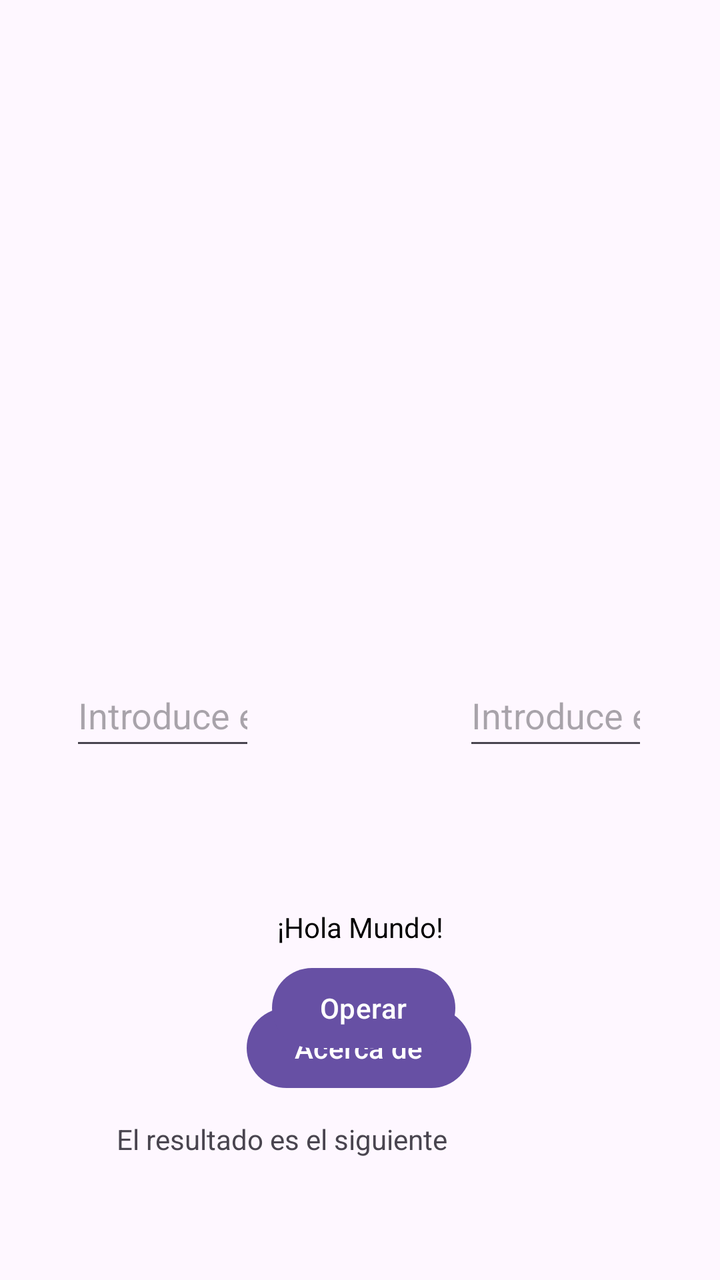
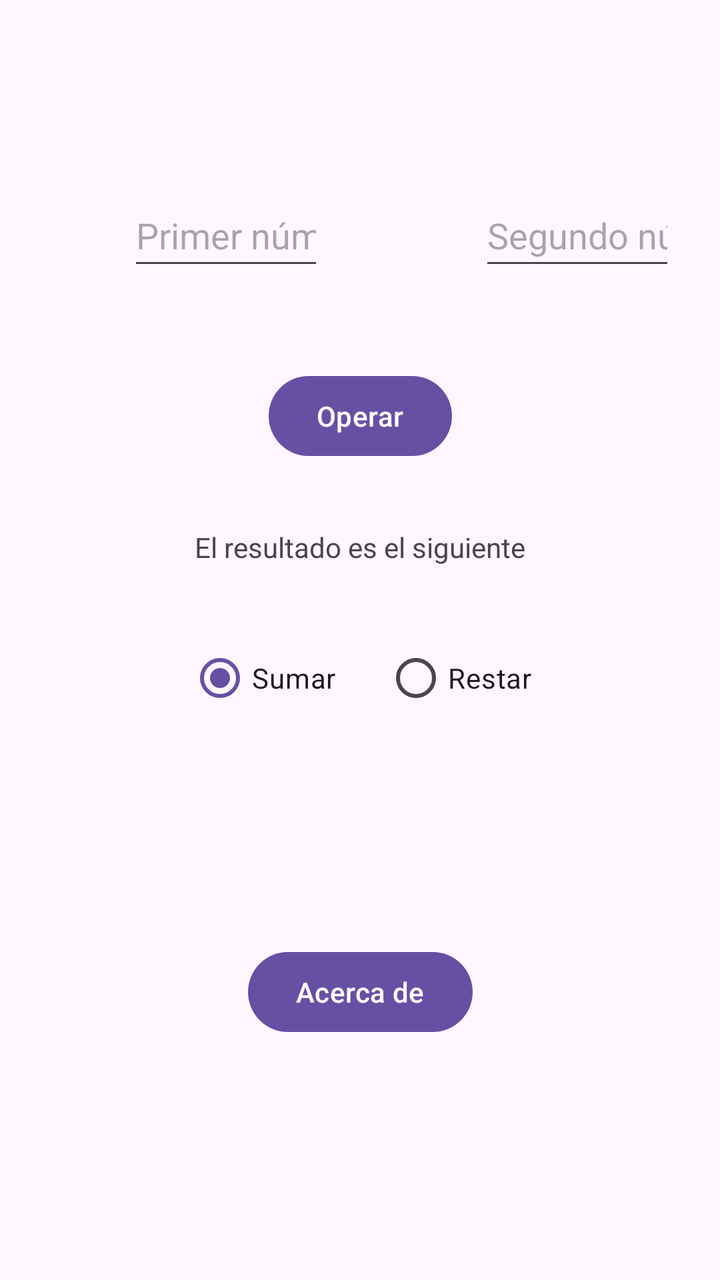

Compare the two renders of this Android layout. The source of the first and the diff that turns it into the second are given below.
<!-- AndroidManifest.xml: application theme Theme.BasicApp -->
<!-- res/layout/activity_main.xml -->
<?xml version="1.0" encoding="utf-8"?>
<androidx.constraintlayout.widget.ConstraintLayout xmlns:android="http://schemas.android.com/apk/res/android"
    xmlns:app="http://schemas.android.com/apk/res-auto"
    xmlns:tools="http://schemas.android.com/tools"
    android:id="@+id/main"
    android:layout_width="match_parent"
    android:layout_height="match_parent"
    tools:context=".MainActivity">

    

    <TextView
        android:id="@+id/tvMensaje"
        android:layout_width="wrap_content"
        android:layout_height="wrap_content"
        android:text="¡Hola Mundo!"
        android:textColor="#000000"
        app:layout_constraintBottom_toBottomOf="parent"
        app:layout_constraintEnd_toEndOf="parent"
        app:layout_constraintStart_toStartOf="parent"
        app:layout_constraintTop_toTopOf="parent"
        app:layout_constraintVertical_bias="0.731" />

    <Button
        android:id="@+id/btAcercaDe"
        android:layout_width="wrap_content"
        android:layout_height="wrap_content"
        android:layout_marginBottom="92dp"
        android:text="@string/btAcercaDe"
        app:layout_constraintBottom_toBottomOf="parent"
        app:layout_constraintEnd_toEndOf="parent"
        app:layout_constraintHorizontal_bias="0.498"
        app:layout_constraintStart_toStartOf="parent" />

    <EditText
        android:id="@+id/editNumber2"
        android:layout_width="0dp"
        android:layout_height="48dp"
        android:layout_marginTop="332dp"
        android:layout_marginEnd="36dp"
        android:ems="10"
        android:hint="Introduce el segundo número"
        android:inputType="numberSigned"
        app:layout_constraintEnd_toEndOf="parent"
        app:layout_constraintStart_toEndOf="@+id/editNumber1"
        app:layout_constraintTop_toTopOf="parent" />

    <EditText
        android:id="@+id/editNumber1"
        android:layout_width="0dp"
        android:layout_height="0dp"
        android:layout_marginStart="35dp"
        android:layout_marginEnd="104dp"
        android:ems="10"
        android:hint="Introduce el primer número"
        android:inputType="numberSigned"
        app:layout_constraintBottom_toBottomOf="@+id/editNumber2"
        app:layout_constraintEnd_toStartOf="@+id/editNumber2"
        app:layout_constraintStart_toStartOf="parent"
        app:layout_constraintTop_toTopOf="@+id/editNumber2"
        app:layout_constraintVertical_bias="1.0" />

    <TextView
        android:id="@+id/tvResultado"
        android:layout_width="wrap_content"
        android:layout_height="wrap_content"
        android:layout_marginTop="32dp"
        android:layout_marginEnd="4dp"
        android:text="@string/mensajeResultado"
        app:layout_constraintEnd_toEndOf="@+id/btOperar"
        app:layout_constraintTop_toBottomOf="@+id/btOperar" />

    <Button
        android:id="@+id/btOperar"
        android:layout_width="wrap_content"
        android:layout_height="wrap_content"
        android:layout_marginTop="100dp"
        android:layout_marginEnd="4dp"
        android:text="@string/btOperar"
        app:layout_constraintEnd_toStartOf="@+id/editNumber2"
        app:layout_constraintTop_toBottomOf="@+id/editNumber2" />

    
    <RadioGroup
        android:id="@+id/rgOperacion"
        android:layout_width="wrap_content"
        android:layout_height="wrap_content"
        android:layout_marginBottom="409dp"
        android:orientation="horizontal"
        app:layout_constraintBottom_toBottomOf="parent"
        app:layout_constraintEnd_toEndOf="parent"
        app:layout_constraintStart_toStartOf="parent"
        app:layout_constraintTop_toBottomOf="@+id/editNumber1"
        app:layout_constraintVertical_bias="0.4">

        <RadioButton
            android:id="@+id/rbSumar"
            android:layout_width="wrap_content"
            android:layout_height="wrap_content"
            android:checked="true"
            android:text="@string/rbSumar" />

        <RadioButton
            android:id="@+id/rbRestar"
            android:layout_width="wrap_content"
            android:layout_height="wrap_content"
            android:layout_marginStart="24dp"
            android:text="@string/rbRestar" />

    </RadioGroup>
</androidx.constraintlayout.widget.ConstraintLayout>
<!-- resources referenced by this layout -->
<resources>
  <string name="btAcercaDe">Acerca de</string>
  <string name="btOperar">Operar</string>
  <string name="mensajeResultado">El resultado es el siguiente</string>
  <string name="rbRestar">Restar</string>
  <string name="rbSumar">Sumar</string>
  <style name="Theme.BasicApp" parent="Base.Theme.BasicApp" />
  <style name="Base.Theme.BasicApp" parent="Theme.Material3.DayNight.NoActionBar">
          
          
      </style>
</resources>

<!-- the commit's change to res/layout/activity_main.xml (unified diff, before → after) -->
@@ -9,89 +9,73 @@
 
     
 
-    <TextView
-        android:id="@+id/tvMensaje"
-        android:layout_width="wrap_content"
-        android:layout_height="wrap_content"
-        android:text="¡Hola Mundo!"
-        android:textColor="#000000"
-        app:layout_constraintBottom_toBottomOf="parent"
-        app:layout_constraintEnd_toEndOf="parent"
-        app:layout_constraintStart_toStartOf="parent"
-        app:layout_constraintTop_toTopOf="parent"
-        app:layout_constraintVertical_bias="0.731" />
-
     <Button
         android:id="@+id/btAcercaDe"
         android:layout_width="wrap_content"
         android:layout_height="wrap_content"
-        android:layout_marginBottom="92dp"
+        android:layout_marginBottom="120dp"
         android:text="@string/btAcercaDe"
         app:layout_constraintBottom_toBottomOf="parent"
         app:layout_constraintEnd_toEndOf="parent"
-        app:layout_constraintHorizontal_bias="0.498"
         app:layout_constraintStart_toStartOf="parent" />
 
     <EditText
         android:id="@+id/editNumber2"
-        android:layout_width="0dp"
+        android:layout_width="98dp"
         android:layout_height="48dp"
-        android:layout_marginTop="332dp"
-        android:layout_marginEnd="36dp"
+        android:layout_marginStart="76dp"
+        android:layout_marginTop="92dp"
         android:ems="10"
-        android:hint="Introduce el segundo número"
+        android:hint="Segundo número"
         android:inputType="numberSigned"
         app:layout_constraintEnd_toEndOf="parent"
+        app:layout_constraintHorizontal_bias="0.074"
         app:layout_constraintStart_toEndOf="@+id/editNumber1"
         app:layout_constraintTop_toTopOf="parent" />
 
+    
+
     <EditText
         android:id="@+id/editNumber1"
-        android:layout_width="0dp"
-        android:layout_height="0dp"
-        android:layout_marginStart="35dp"
-        android:layout_marginEnd="104dp"
+        android:layout_width="98dp"
+        android:layout_height="48dp"
+        android:layout_marginStart="64dp"
+        android:layout_marginTop="92dp"
         android:ems="10"
-        android:hint="Introduce el primer número"
+        android:hint="Primer número"
         android:inputType="numberSigned"
-        app:layout_constraintBottom_toBottomOf="@+id/editNumber2"
-        app:layout_constraintEnd_toStartOf="@+id/editNumber2"
         app:layout_constraintStart_toStartOf="parent"
-        app:layout_constraintTop_toTopOf="@+id/editNumber2"
-        app:layout_constraintVertical_bias="1.0" />
+        app:layout_constraintTop_toTopOf="parent" />
 
     <TextView
         android:id="@+id/tvResultado"
         android:layout_width="wrap_content"
         android:layout_height="wrap_content"
         android:layout_marginTop="32dp"
-        android:layout_marginEnd="4dp"
         android:text="@string/mensajeResultado"
-        app:layout_constraintEnd_toEndOf="@+id/btOperar"
+        app:layout_constraintEnd_toEndOf="parent"
+        app:layout_constraintStart_toStartOf="parent"
         app:layout_constraintTop_toBottomOf="@+id/btOperar" />
 
     <Button
         android:id="@+id/btOperar"
         android:layout_width="wrap_content"
         android:layout_height="wrap_content"
-        android:layout_marginTop="100dp"
-        android:layout_marginEnd="4dp"
+        android:layout_marginTop="44dp"
         android:text="@string/btOperar"
-        app:layout_constraintEnd_toStartOf="@+id/editNumber2"
-        app:layout_constraintTop_toBottomOf="@+id/editNumber2" />
+        app:layout_constraintEnd_toEndOf="parent"
+        app:layout_constraintStart_toStartOf="parent"
+        app:layout_constraintTop_toBottomOf="@+id/editNumber1" />
 
-    
     <RadioGroup
         android:id="@+id/rgOperacion"
         android:layout_width="wrap_content"
         android:layout_height="wrap_content"
-        android:layout_marginBottom="409dp"
+        android:layout_marginTop="32dp"
         android:orientation="horizontal"
-        app:layout_constraintBottom_toBottomOf="parent"
         app:layout_constraintEnd_toEndOf="parent"
         app:layout_constraintStart_toStartOf="parent"
-        app:layout_constraintTop_toBottomOf="@+id/editNumber1"
-        app:layout_constraintVertical_bias="0.4">
+        app:layout_constraintTop_toBottomOf="@+id/tvResultado">
 
         <RadioButton
             android:id="@+id/rbSumar"
